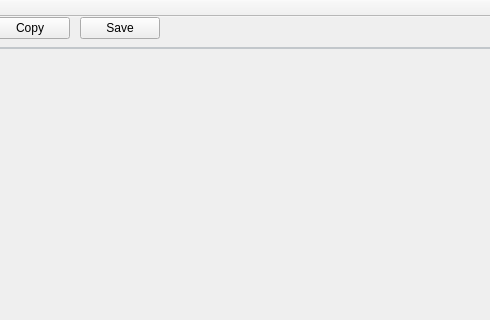
Old version of the form mainwindow.ui in the repository iivanov/HostChange; both pictures show x 90 to 580 and y 0 to 320 of the 852 by 508 pixel window.
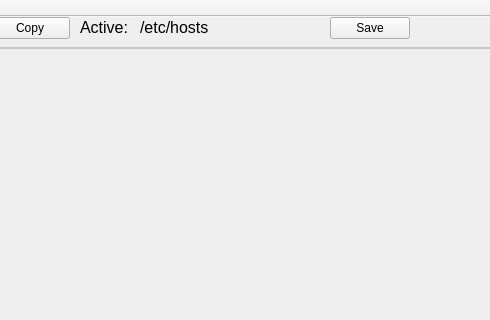
New version of the form.

```diff
--- a/mainwindow.ui
+++ b/mainwindow.ui
@@ -109,7 +109,7 @@
    <widget class="QPushButton" name="pushButtonSave">
     <property name="geometry">
      <rect>
-      <x>170</x>
+      <x>420</x>
       <y>0</y>
       <width>80</width>
       <height>22</height>
@@ -119,6 +119,42 @@
      <string>Save</string>
     </property>
    </widget>
+   <widget class="QLabel" name="label">
+    <property name="geometry">
+     <rect>
+      <x>170</x>
+      <y>0</y>
+      <width>59</width>
+      <height>20</height>
+     </rect>
+    </property>
+    <property name="font">
+     <font>
+      <pointsize>12</pointsize>
+     </font>
+    </property>
+    <property name="text">
+     <string>Active:</string>
+    </property>
+   </widget>
+   <widget class="QLabel" name="activeTabLabel">
+    <property name="geometry">
+     <rect>
+      <x>230</x>
+      <y>0</y>
+      <width>171</width>
+      <height>20</height>
+     </rect>
+    </property>
+    <property name="font">
+     <font>
+      <pointsize>12</pointsize>
+     </font>
+    </property>
+    <property name="text">
+     <string>/etc/hosts</string>
+    </property>
+   </widget>
   </widget>
   <widget class="QMenuBar" name="menuBar">
    <property name="geometry">
```
